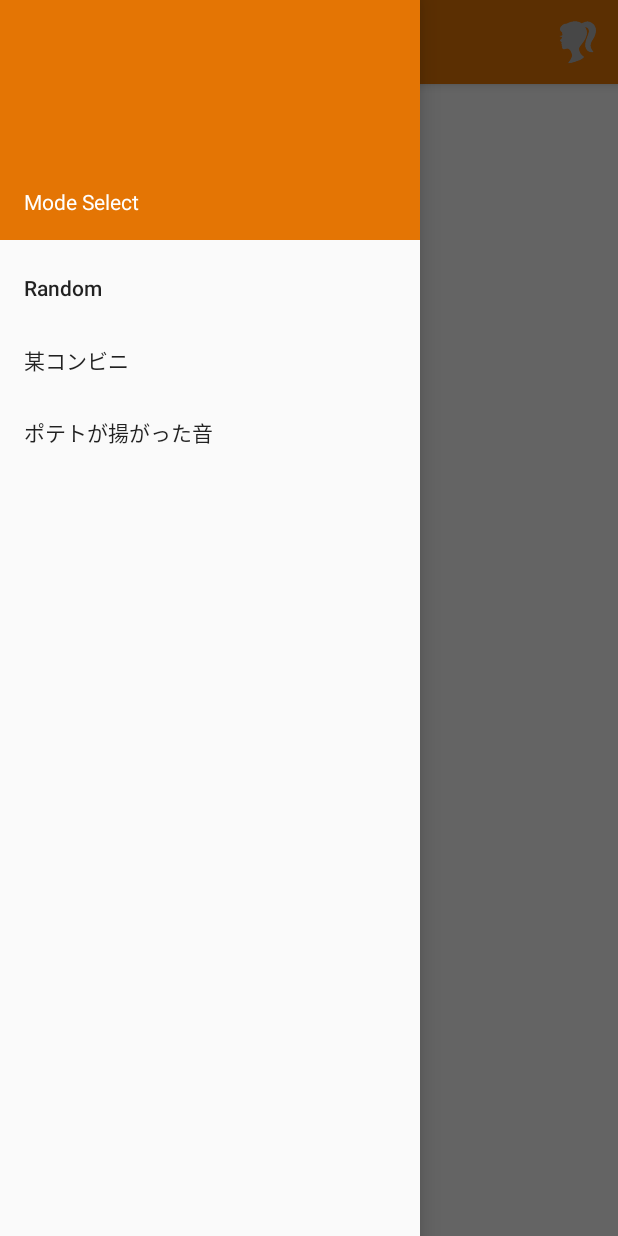
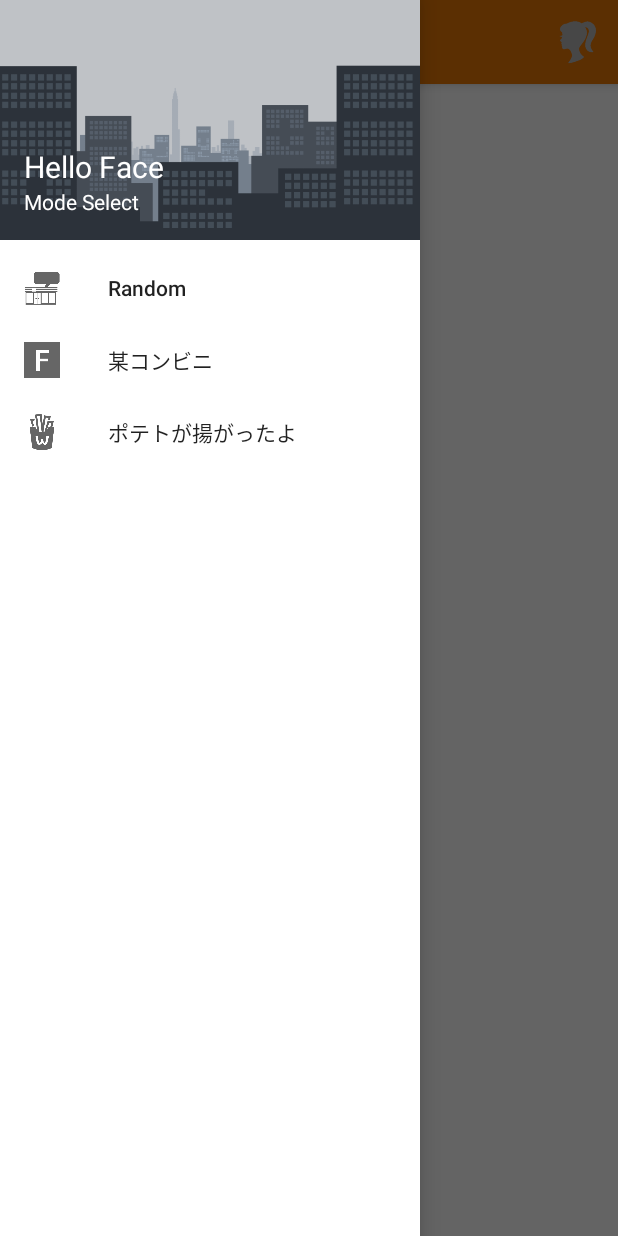
Before and after one commit to Masatoshi-T/HelloFace, an Android app: the screen it shows after launch (MainActivity), with the side drawer open, on a phone screen of 412 x 824 dp. Run offline under Robolectric (Android 15) with nearby library versions, the phone set to English and light mode, and no system bars; our stand-ins replace AdMob.

Commit message:
二回目のコミット

```diff
--- a/app/src/main/java/jp/techacademy/masatoshi/tashiro/helloface/MainActivity.java
+++ b/app/src/main/java/jp/techacademy/masatoshi/tashiro/helloface/MainActivity.java
@@ -34,10 +34,17 @@ import android.view.SurfaceView;
 import android.view.View;
 import android.view.ViewGroup;
 import android.view.WindowManager;
+import android.widget.FrameLayout;
+import android.widget.ImageButton;
+import android.widget.LinearLayout;
+import android.widget.RelativeLayout;
 import android.widget.Toast;
 
 import com.google.android.gms.ads.AdRequest;
 import com.google.android.gms.ads.AdView;
+
+import static jp.techacademy.masatoshi.tashiro.helloface.Val.mirror;
+import static jp.techacademy.masatoshi.tashiro.helloface.Val.turn;
 
 public class MainActivity extends AppCompatActivity
         implements NavigationView.OnNavigationItemSelectedListener {
@@ -57,8 +64,8 @@ public class MainActivity extends AppCompatActivity
     static final int RANDOM_MODE = 0;
     static final int FAMI_MODE = 1;
     static final int MAC_MODE = 2;
-    private int w;
-    private int h;
+    private ImageButton imageButton;
+    private boolean Onecheck = true;
 
 
     int[] mp3Sounds = new int[] {R.raw.konbini1, R.raw.conbini2,  R.raw.famima, R.raw.mac_poteto};
@@ -82,6 +89,12 @@ public class MainActivity extends AppCompatActivity
         NavigationView navigationView = (NavigationView) findViewById(R.id.nav_view);
         navigationView.setNavigationItemSelectedListener(this);
 
+        mAdView = (AdView) findViewById(R.id.adView);
+        AdRequest adRequest = new AdRequest.Builder().build();
+        mAdView.loadAd(adRequest);
+
+        imageButton = (ImageButton) findViewById(R.id.turn_camera);
+
         checkPermission();
 
         if (ActivityCompat.checkSelfPermission(this, Manifest.permission.CAMERA) == PackageManager.PERMISSION_GRANTED) {
@@ -102,7 +115,13 @@ public class MainActivity extends AppCompatActivity
 
                 @Override
                 public void surfaceCreated(SurfaceHolder holder) {
-                    mCamera = Camera.open();
+                    if (mirror) {
+                        turn = Camera.CameraInfo.CAMERA_FACING_FRONT;
+                    } else {
+                        turn = Camera.CameraInfo.CAMERA_FACING_BACK;
+                    }
+                    Log.d("Log_mirror",String.valueOf(mirror) + " turn:" + String.valueOf(turn));
+                    mCamera = Camera.open(turn);
                     if (mCamera != null) {
                         try {
                             mCamera.setDisplayOrientation(90);
@@ -116,8 +135,6 @@ public class MainActivity extends AppCompatActivity
                 @Override
                 public void surfaceChanged(SurfaceHolder holder, int format, int width, int height) {
                     if (mCamera != null) {
-                        w = width;
-                        h = height;
                         Log.d("Log1_W:", String.valueOf(width) + " H:" + String.valueOf(height));
                         Parameters params = mCamera.getParameters();
                         mCamera.startPreview();
@@ -149,8 +166,26 @@ public class MainActivity extends AppCompatActivity
             });
 
             mFaceMarkerView = new FaceMarkerView(this);
-            addContentView(mFaceMarkerView, new WindowManager.LayoutParams(WindowManager.LayoutParams.MATCH_PARENT,
+            RelativeLayout relativeLayout = (RelativeLayout) findViewById(R.id.content_main);
+            relativeLayout.addView(mFaceMarkerView, new WindowManager.LayoutParams(WindowManager.LayoutParams.MATCH_PARENT,
                     WindowManager.LayoutParams.MATCH_PARENT));
+
+            imageButton.setOnClickListener(new View.OnClickListener() {
+                @Override
+                public void onClick(View v) {
+                    if (Onecheck) {
+                        Onecheck = false;
+                        mirror = !mirror;
+                        mCamera.stopFaceDetection();
+                        mCamera.stopPreview();
+                        mCamera.release();
+                        mCamera = null;
+                        Intent intent = new Intent(MainActivity.this, MainActivity.class);
+                        intent.setFlags(Intent.FLAG_ACTIVITY_CLEAR_TOP);
+                        startActivity(intent);
+                    }
+                }
+            });
         }
     }
 
@@ -201,7 +236,7 @@ public class MainActivity extends AppCompatActivity
             mToolbar.setTitle("某コンビニ");
             MODE = FAMI_MODE;
         } else if (id == R.id.nav_mac) {
-            mToolbar.setTitle("ポテトが揚がった音");
+            mToolbar.setTitle("ポテトが揚がったよ");
             MODE = MAC_MODE;
         }
 
@@ -230,7 +265,6 @@ public class MainActivity extends AppCompatActivity
                 for (int i = 0; i < faces.length; i++) {
                     int saveState = canvas.save();
                     Matrix matrix = new Matrix();
-                    boolean mirror = false;
                     matrix.setScale(mirror ? -1 : 1, 1);
                     matrix.postRotate(90);
                     matrix.postScale(getWidth() / 2000f, getHeight() / 2000f);
@@ -243,20 +277,21 @@ public class MainActivity extends AppCompatActivity
             }
         }
     }
-    private void audioSetup(){
+    private void audioSetup() {
         mediaPlayer = new MediaPlayer();
         Random random = new Random();
         int n;
-        switch(MODE) {
+        switch (MODE) {
             case RANDOM_MODE:
                 n = random.nextInt(4);
-                mediaPlayer = MediaPlayer.create(this,mp3Sounds[n]);
+                mediaPlayer = MediaPlayer.create(this, mp3Sounds[n]);
+                Log.d("Log_p", String.valueOf(n));
                 break;
             case FAMI_MODE:
-                mediaPlayer=MediaPlayer.create(this,mp3Sounds[2]);
+                mediaPlayer = MediaPlayer.create(this, mp3Sounds[2]);
                 break;
             case MAC_MODE:
-                mediaPlayer=MediaPlayer.create(this,mp3Sounds[3]);
+                mediaPlayer = MediaPlayer.create(this, mp3Sounds[3]);
                 break;
         }
         if (GIRL_MODE) {
--- /dev/null
+++ b/app/src/main/res/drawable/nav_item_background.xml
@@ -0,0 +1,9 @@
+<?xml version="1.0" encoding="utf-8"?>
+<selector xmlns:android="http://schemas.android.com/apk/res/android">
+
+    <item android:state_checked="true" android:drawable="@color/nav.item.background" />
+    <item android:state_focused="true" android:drawable="@color/nav.item.background" />
+    <item android:state_activated="true" android:drawable="@color/nav.item.background" />
+    <item android:drawable="@color/nav.item.background"/>
+
+</selector>
--- a/app/src/main/res/layout/activity_main.xml
+++ b/app/src/main/res/layout/activity_main.xml
@@ -20,6 +20,8 @@
         android:layout_gravity="start"
         android:fitsSystemWindows="true"
         app:headerLayout="@layout/nav_header_main"
-        app:menu="@menu/activity_main_drawer" />
+        app:menu="@menu/activity_main_drawer"
+        app:itemBackground="@drawable/nav_item_background"
+        android:background="@color/nav.item.background"/>
 
 </android.support.v4.widget.DrawerLayout>
--- a/app/src/main/res/layout/nav_header_main.xml
+++ b/app/src/main/res/layout/nav_header_main.xml
@@ -1,24 +1,42 @@
 <?xml version="1.0" encoding="utf-8"?>
-<LinearLayout xmlns:android="http://schemas.android.com/apk/res/android"
+<RelativeLayout xmlns:android="http://schemas.android.com/apk/res/android"
     xmlns:app="http://schemas.android.com/apk/res-auto"
     android:layout_width="match_parent"
     android:layout_height="@dimen/nav_header_height"
-    android:background="@color/colorPrimaryDark"
     android:gravity="bottom"
-    android:orientation="vertical"
-    android:paddingBottom="@dimen/activity_vertical_margin"
-    android:paddingLeft="@dimen/activity_horizontal_margin"
-    android:paddingRight="@dimen/activity_horizontal_margin"
-    android:paddingTop="@dimen/activity_vertical_margin"
     android:theme="@style/ThemeOverlay.AppCompat.Dark">
+    <ImageView
+        android:layout_width="match_parent"
+        android:layout_height="match_parent"
+        android:src="@drawable/town"
+        android:adjustViewBounds="true"
+        android:scaleType="fitXY" />
+
+    <TextView
+        android:id="@+id/mode_text"
+        android:layout_width="match_parent"
+        android:layout_height="wrap_content"
+        android:text="Mode Select"
+        android:textSize="14sp"
+        android:paddingBottom="@dimen/activity_vertical_margin"
+        android:paddingLeft="@dimen/activity_horizontal_margin"
+        android:paddingRight="@dimen/activity_horizontal_margin"
+        android:layout_alignParentBottom="true"
+        android:textAppearance="@style/TextAppearance.AppCompat.Body1" />
 
     <TextView
         android:layout_width="match_parent"
         android:layout_height="wrap_content"
-        android:paddingTop="@dimen/nav_header_vertical_spacing"
-        android:text="Mode Select"
+        android:text="Hello Face"
+        android:textSize="20sp"
+        android:textColor="#FFFFFF"
+        android:paddingLeft="@dimen/activity_horizontal_margin"
+        android:paddingRight="@dimen/activity_horizontal_margin"
+        android:paddingTop="@dimen/activity_vertical_margin"
+        android:layout_above="@id/mode_text"
         android:textAppearance="@style/TextAppearance.AppCompat.Body1" />
 
 
 
-</LinearLayout>
+
+</RelativeLayout>
--- a/app/src/main/res/menu/activity_main_drawer.xml
+++ b/app/src/main/res/menu/activity_main_drawer.xml
@@ -1,16 +1,22 @@
 <?xml version="1.0" encoding="utf-8"?>
-<menu xmlns:android="http://schemas.android.com/apk/res/android">
+<menu xmlns:android="http://schemas.android.com/apk/res/android"
+    xmlns:app="http://schemas.android.com/apk/res-auto">
 
     <group android:checkableBehavior="single">
         <item
             android:id="@+id/nav_random"
-            android:title="Random" />
+            android:title="Random"
+            android:icon="@drawable/icon_white"
+            app:itemBackground="@color/colorAccent"
+            />
         <item
             android:id="@+id/nav_fami"
-            android:title="某コンビニ"/>
+            android:title="某コンビニ"
+            android:icon="@drawable/f"/>
         <item
             android:id="@+id/nav_mac"
-            android:title="ポテトが揚がった音" />
+            android:title="ポテトが揚がったよ"
+            android:icon="@drawable/potato1"/>
     </group>
 
 </menu>
--- a/app/src/main/res/values/colors.xml
+++ b/app/src/main/res/values/colors.xml
@@ -3,4 +3,5 @@
     <color name="colorPrimary">#e47504</color>
     <color name="colorPrimaryDark">#e47504</color>
     <color name="colorAccent">#009688</color>
+    <color name="nav.item.background">#FFFFFF</color>
 </resources>
```
Also changed, not shown: app/src/main/java/jp/techacademy/masatoshi/tashiro/helloface/Val.java (added, +10 -0 lines), app/src/main/res/layout/content_main.xml (+20 -5 lines), app/src/main/res/values/styles.xml (+5 -2 lines), app/src/main/res/drawable/f.png (added), app/src/main/res/drawable/potato1.png (added), app/src/main/res/drawable/town.png (added), app/src/main/res/drawable/turncamera.png (added), app/src/main/res/mipmap-hdpi/ic_launcher.png, app/src/main/res/mipmap-mdpi/ic_launcher.png, app/src/main/res/mipmap-xhdpi/ic_launcher.png, app/src/main/res/mipmap-xxhdpi/ic_launcher.png, app/src/main/res/mipmap-xxxhdpi/ic_launcher.png.
